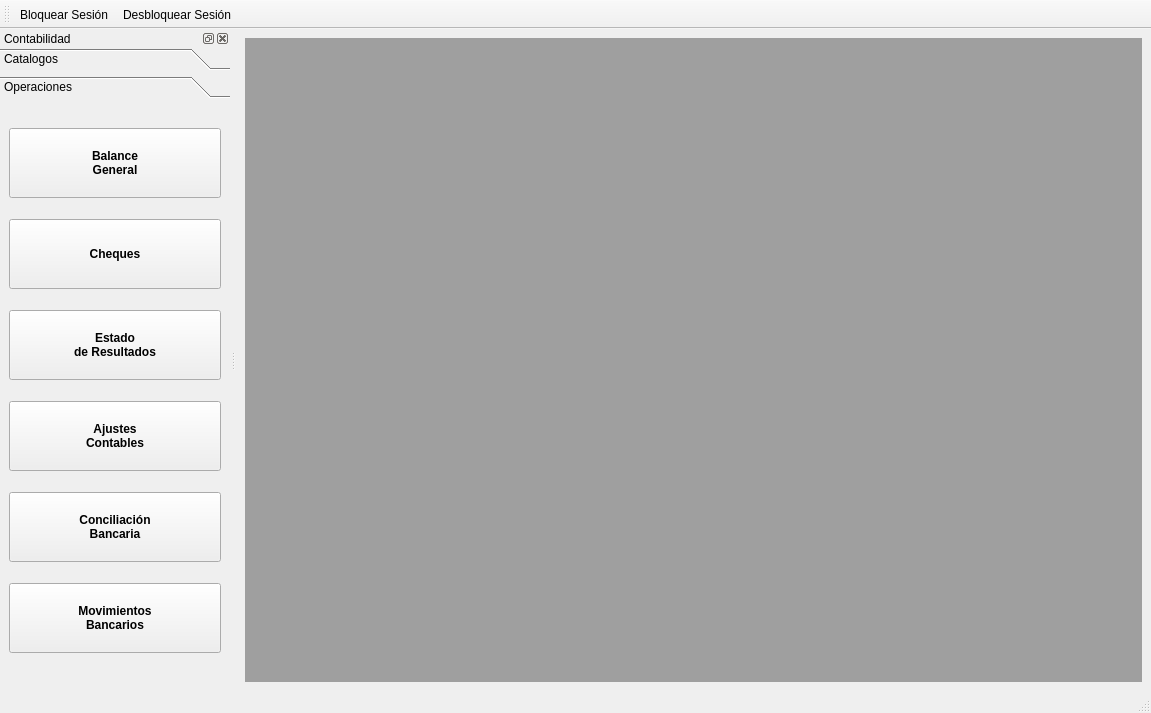
armonge/EsquipulasPy, file src/ui/mainwindowcontabilidad.ui: the form before one commit.
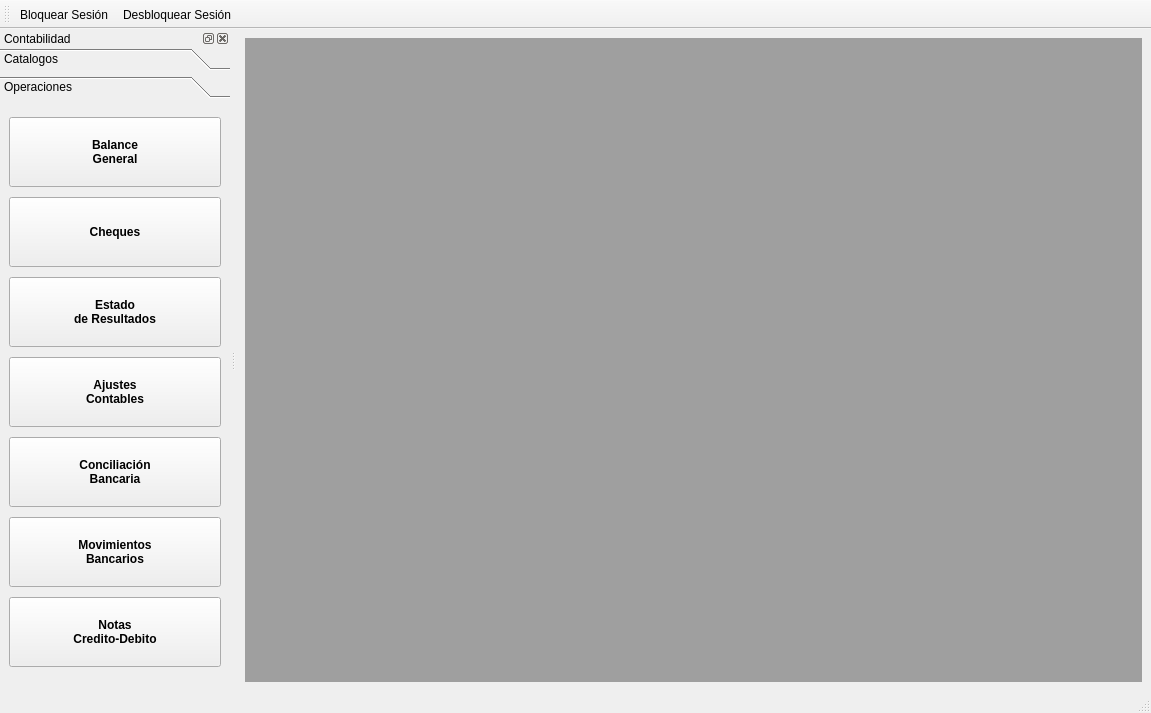
The form after the commit. Icons and pictures are not drawn.

```diff
--- a/src/ui/mainwindowcontabilidad.ui
+++ b/src/ui/mainwindowcontabilidad.ui
@@ -148,7 +148,7 @@
           <x>0</x>
           <y>0</y>
           <width>214</width>
-          <height>567</height>
+          <height>570</height>
          </rect>
         </property>
         <attribute name="label">
@@ -442,6 +442,54 @@
            </property>
           </widget>
          </item>
+         <item row="6" column="0">
+          <widget class="QPushButton" name="btnCreditoDebito">
+           <property name="sizePolicy">
+            <sizepolicy hsizetype="MinimumExpanding" vsizetype="Fixed">
+             <horstretch>0</horstretch>
+             <verstretch>0</verstretch>
+            </sizepolicy>
+           </property>
+           <property name="minimumSize">
+            <size>
+             <width>0</width>
+             <height>70</height>
+            </size>
+           </property>
+           <property name="font">
+            <font>
+             <weight>75</weight>
+             <bold>true</bold>
+            </font>
+           </property>
+           <property name="text">
+            <string>Notas 
+Credito-Debito</string>
+           </property>
+           <property name="icon">
+            <iconset resource="res.qrc">
+             <normaloff>:/images/res/view-pim-tasks.png</normaloff>:/images/res/view-pim-tasks.png</iconset>
+           </property>
+           <property name="iconSize">
+            <size>
+             <width>48</width>
+             <height>48</height>
+            </size>
+           </property>
+           <property name="shortcut">
+            <string>Ctrl+4</string>
+           </property>
+           <property name="autoDefault">
+            <bool>false</bool>
+           </property>
+           <property name="default">
+            <bool>false</bool>
+           </property>
+           <property name="flat">
+            <bool>false</bool>
+           </property>
+          </widget>
+         </item>
         </layout>
        </widget>
       </widget>
```
Left out of the diff: 4 changed lines with no effect on the pictures.
